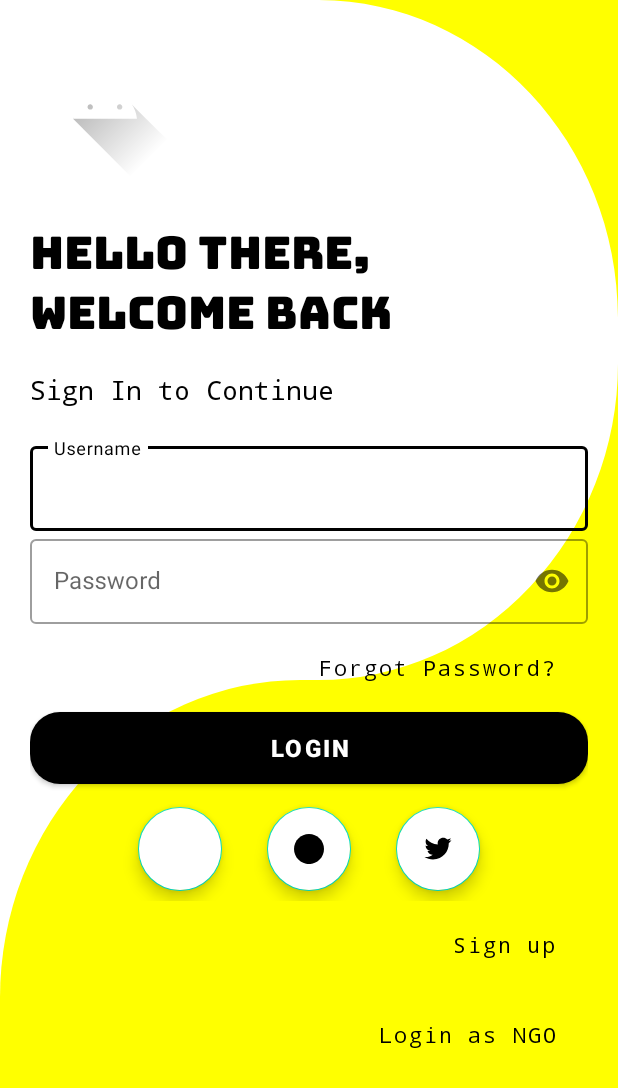
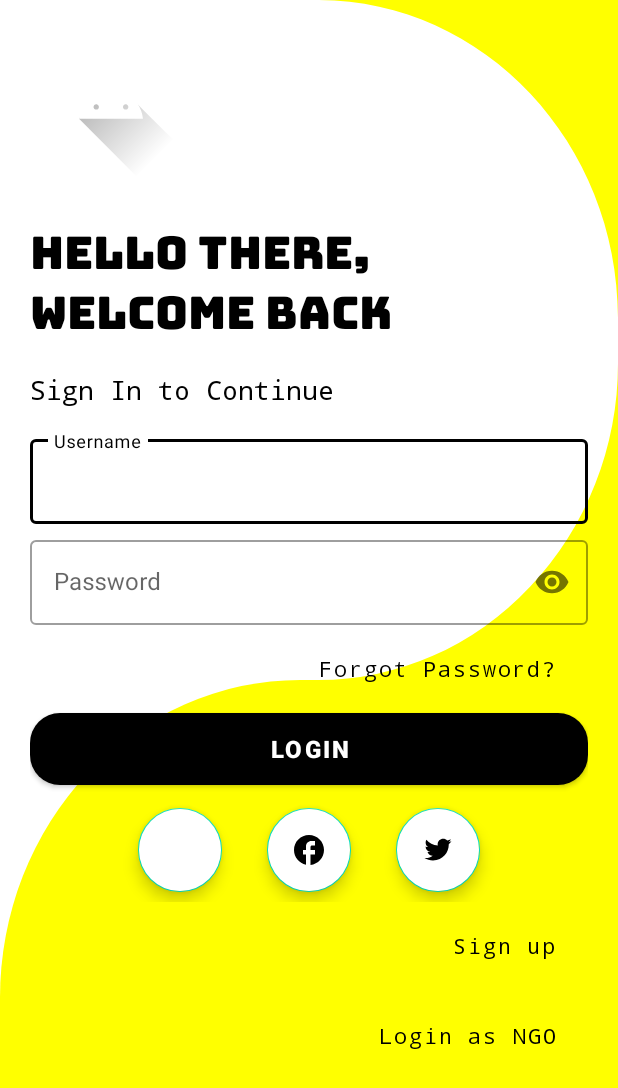
Before and after one commit to 1HazArd1/Samarpan, an Android app: the screen it shows after launch (MainActivity), on a phone screen of 412 x 824 dp. Shown: the top 1088 px of the screen. Run offline under Robolectric (Android 15) with nearby library versions, the phone set to English and light mode, and no system bars; Roboto replaces fonts that are not available here.

Commit message:
experiment commit

```diff
--- a/app/src/main/res/drawable/facebook_icon.xml
+++ /dev/null
@@ -1,24 +0,0 @@
-<vector xmlns:android="http://schemas.android.com/apk/res/android"
-    xmlns:aapt="http://schemas.android.com/aapt"
-    android:width="48dp"
-    android:height="48dp"
-    android:viewportWidth="48"
-    android:viewportHeight="48">
-  <path
-      android:pathData="M24,4C12.954,4 4,12.954 4,24s8.954,20 20,20s20,-8.954 20,-20S35.046,4 24,4z">
-    <aapt:attr name="android:fillColor">
-      <gradient
-          android:startY="9.993"
-          android:startX="9.993"
-          android:endY="40.615"
-          android:endX="40.615"
-          android:type="linear">
-        <item android:offset="0" android:color="#FF2AA4F4"/>
-        <item android:offset="1" android:color="#FF007AD9"/>
-      </gradient>
-    </aapt:attr>
-  </path>
-  <path
-      android:pathData="M26.707,29.301h5.176l0.813,-5.258h-5.989v-2.874c0,-2.184 0.714,-4.121 2.757,-4.121h3.283V12.46c-0.577,-0.078 -1.797,-0.248 -4.102,-0.248c-4.814,0 -7.636,2.542 -7.636,8.334v3.498H16.06v5.258h4.948v14.452C21.988,43.9 22.981,44 24,44c0.921,0 1.82,-0.084 2.707,-0.204V29.301z"
-      android:fillColor="#fff"/>
-</vector>
--- /dev/null
+++ b/app/src/main/res/drawable/login_facebook.xml
@@ -0,0 +1,5 @@
+<vector android:height="24dp" android:tint="#3B5998"
+    android:viewportHeight="24" android:viewportWidth="24"
+    android:width="24dp" xmlns:android="http://schemas.android.com/apk/res/android">
+    <path android:fillColor="@android:color/white" android:pathData="M22,12c0,-5.52 -4.48,-10 -10,-10S2,6.48 2,12c0,4.84 3.44,8.87 8,9.8V15H8v-3h2V9.5C10,7.57 11.57,6 13.5,6H16v3h-2c-0.55,0 -1,0.45 -1,1v2h3v3h-3v6.95C18.05,21.45 22,17.19 22,12z"/>
+</vector>
--- a/app/src/main/res/layout/activity_main.xml
+++ b/app/src/main/res/layout/activity_main.xml
@@ -4,23 +4,23 @@
     xmlns:tools="http://schemas.android.com/tools"
     android:layout_width="match_parent"
     android:layout_height="match_parent"
+    android:background="@drawable/login_background"
     android:orientation="vertical"
-    android:background="@drawable/login_background"
     android:padding="20dp"
     tools:context=".MainActivity">
 
     <!--Image/logo here needed to be added-->
     <ImageView
         android:id="@+id/loginImage"
-        android:layout_width="100dp"
+        android:layout_width="wrap_content"
         android:layout_height="100dp"
         android:src="@drawable/ic_launcher_foreground" />
 
     <TextView
         android:layout_width="wrap_content"
         android:layout_height="wrap_content"
+        android:layout_marginTop="10dp"
         android:fontFamily="@font/bungee"
-        android:layout_marginTop="10dp"
         android:text="Hello There, Welcome Back"
         android:textColor="@color/black"
         android:textSize="30sp" />
@@ -44,7 +44,7 @@
     <LinearLayout
         android:layout_width="match_parent"
         android:layout_height="wrap_content"
-        android:layout_marginTop="20dp"
+        android:layout_marginTop="15dp"
         android:layout_marginBottom="20dp"
         android:orientation="vertical">
 
@@ -52,8 +52,8 @@
             android:id="@+id/donor_username"
             style="@style/Widget.MaterialComponents.TextInputLayout.OutlinedBox"
             android:layout_width="match_parent"
-            android:hint="Username"
-            android:layout_height="wrap_content">
+            android:layout_height="wrap_content"
+            android:hint="Username">
 
             <com.google.android.material.textfield.TextInputEditText
                 android:layout_width="match_parent"
@@ -67,6 +67,7 @@
             style="@style/Widget.MaterialComponents.TextInputLayout.OutlinedBox"
             android:layout_width="match_parent"
             android:layout_height="wrap_content"
+            android:layout_marginTop="5dp"
             android:hint="Password"
             app:passwordToggleEnabled="true">
 
@@ -82,22 +83,23 @@
             android:layout_width="wrap_content"
             android:layout_height="wrap_content"
             android:layout_gravity="right"
+            android:layout_margin="5dp"
             android:background="#00000000"
             android:elevation="0dp"
             android:fontFamily="monospace"
             android:text="Forgot Password?"
-            android:layout_margin="5dp"
             android:textAllCaps="false"
             android:textColor="@color/black" />
+
         <Button
             android:layout_width="match_parent"
             android:layout_height="wrap_content"
-            android:textColor="@color/white"
-            android:text="Login"
             android:background="@drawable/login_button"
             android:elevation="35dp"
-            android:textStyle="bold"
-            android:textSize="16sp"/>
+            android:text="Login"
+            android:textColor="@color/white"
+            android:textSize="16sp"
+            android:textStyle="bold" />
 
         <androidx.constraintlayout.widget.ConstraintLayout
             android:layout_width="match_parent"
@@ -110,8 +112,8 @@
                 android:layout_height="wrap_content"
                 android:layout_gravity="center"
                 android:backgroundTint="@color/white"
+                android:contentDescription="Login using google"
                 android:elevation="35dp"
-                android:contentDescription="Login using google"
                 app:layout_constraintBottom_toBottomOf="parent"
                 app:layout_constraintEnd_toStartOf="@+id/donor_facebook"
                 app:layout_constraintHorizontal_bias="0.705"
@@ -124,9 +126,9 @@
                 android:layout_height="wrap_content"
                 android:layout_gravity="center"
                 android:backgroundTint="@color/white"
+                android:contentDescription="Login using facebook"
                 android:elevation="35dp"
-                android:contentDescription="Login using facebook"
-                android:src="@drawable/facebook_icon"
+                android:src="@drawable/login_facebook"
                 app:layout_constraintBottom_toBottomOf="parent"
                 app:layout_constraintEnd_toEndOf="parent"
                 app:layout_constraintStart_toStartOf="parent"
@@ -138,12 +140,12 @@
                 android:layout_height="wrap_content"
                 android:layout_gravity="center"
                 android:backgroundTint="@color/white"
+                android:contentDescription="Login using twitter"
                 android:elevation="35dp"
-                android:contentDescription="Login using twitter"
                 android:src="@drawable/twitter_icon"
-                app:layout_constraintHorizontal_bias="0.295"
                 app:layout_constraintBottom_toBottomOf="@+id/donor_google"
                 app:layout_constraintEnd_toEndOf="parent"
+                app:layout_constraintHorizontal_bias="0.295"
                 app:layout_constraintStart_toEndOf="@+id/donor_facebook"
                 app:layout_constraintTop_toTopOf="@+id/donor_google" />
 
@@ -153,12 +155,12 @@
         <Button
             android:layout_width="wrap_content"
             android:layout_height="wrap_content"
+            android:layout_gravity="right"
+            android:layout_margin="5dp"
             android:background="#00000000"
             android:elevation="0dp"
             android:fontFamily="monospace"
-                android:layout_gravity="right"
             android:text="Sign up"
-                android:layout_margin="5dp"
             android:textAllCaps="false"
             android:textColor="@color/black" />
 
--- a/app/src/main/res/values-night/themes.xml
+++ b/app/src/main/res/values-night/themes.xml
@@ -2,7 +2,7 @@
     <!-- Base application theme. -->
     <style name="Theme.Samarpan" parent="Theme.MaterialComponents.DayNight.NoActionBar">
         <!-- Primary brand color. -->
-        <item name="colorPrimary">@color/purple_200</item>
+        <item name="colorPrimary">@color/black</item>
         <item name="colorPrimaryVariant">@color/purple_700</item>
         <item name="colorOnPrimary">@color/black</item>
         <!-- Secondary brand color. -->
--- a/build.gradle
+++ b/build.gradle
@@ -5,7 +5,7 @@ buildscript {
         mavenCentral()
     }
     dependencies {
-        classpath 'com.android.tools.build:gradle:7.0.4'
+        classpath 'com.android.tools.build:gradle:7.1.0'
         classpath "org.jetbrains.kotlin:kotlin-gradle-plugin:1.6.0"
 
         // NOTE: Do not place your application dependencies here; they belong
```
Also changed, not shown: gradle/wrapper/gradle-wrapper.properties. Lines whose indentation alone changed are shown as unchanged.
